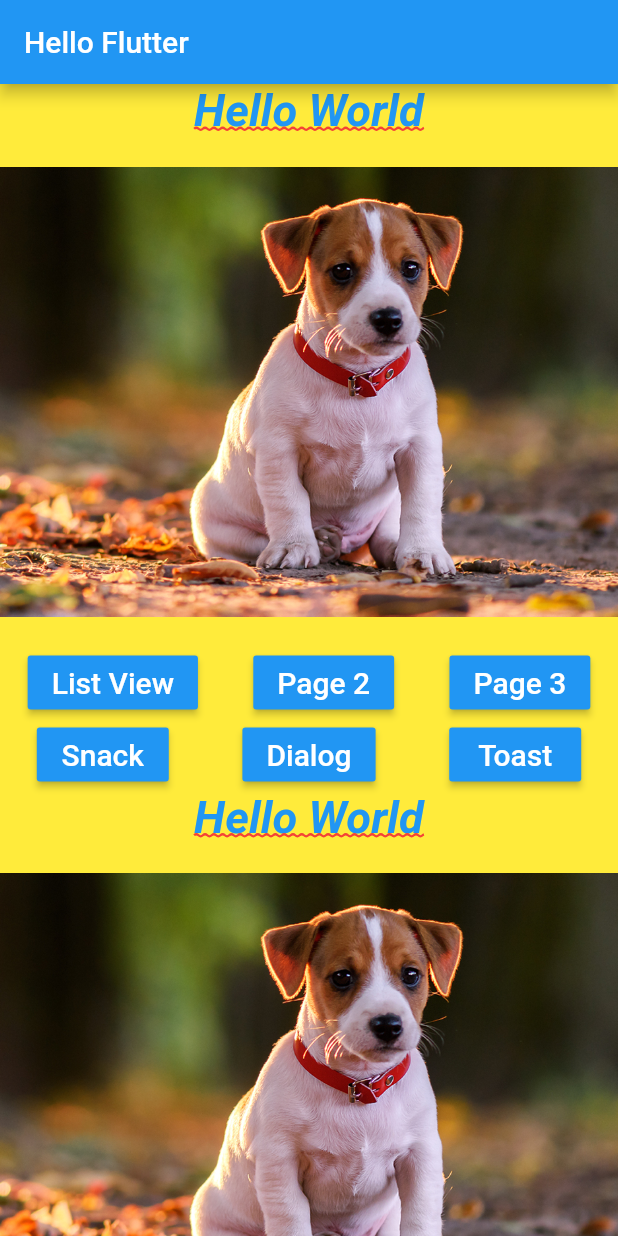
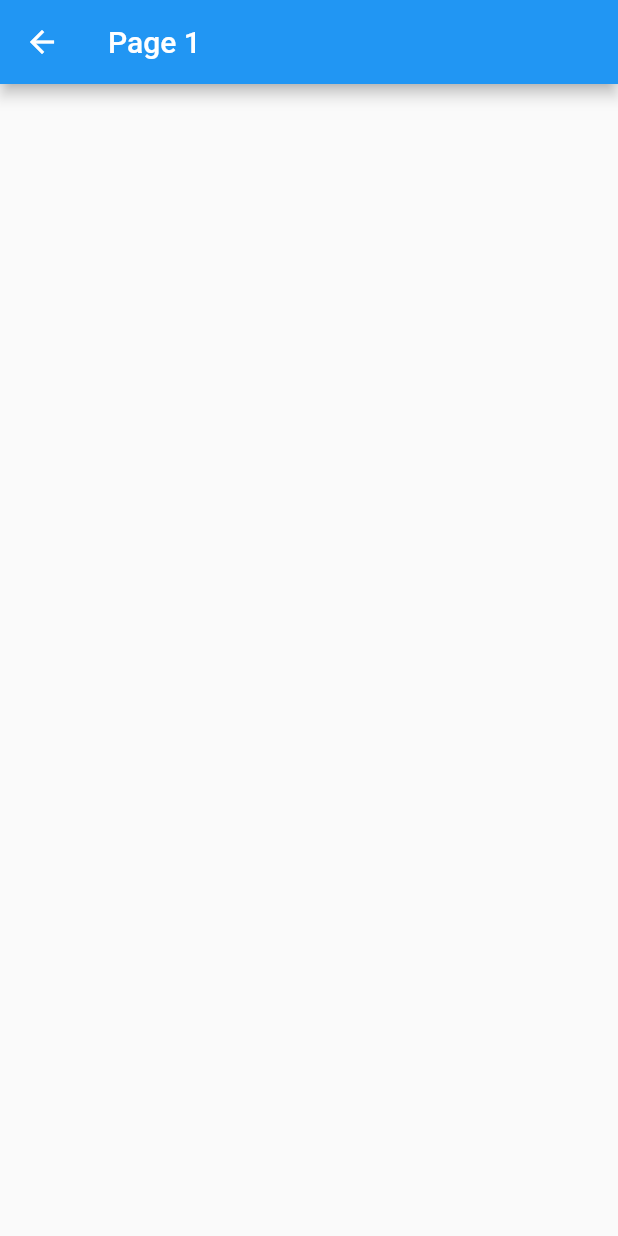
Before and after one commit to josuecamelo/flutter_intermediario, a Flutter app: the screen it shows after launch, after a tap on "List View", on a phone screen of 412 x 824 dp. Run offline on Flutter 3.47's test engine with Material 2 defaults, Android fonts, the phone set to English and light mode, and no system bars.

Commit message:
Navegação

```diff
--- a/lib/home_page.dart
+++ b/lib/home_page.dart
@@ -1,3 +1,4 @@
+import 'package:aula01/pages/hello_page1.dart';
 import 'package:flutter/material.dart';
 
 class HomePage extends StatelessWidget {
@@ -7,25 +8,20 @@ class HomePage extends StatelessWidget {
       appBar: AppBar(
         title: Text("Hello Flutter"),
       ),
-      body: _body(),
+      body: _body(context),
     );
   }
 
-  _body() {
-    return SingleChildScrollView(
-      child: Container(
-        color: Colors.yellow,
+  _body(BuildContext context) {
+    return Container(
+      color: Colors.white,
       child: Column(
         mainAxisAlignment: MainAxisAlignment.center,
         children: <Widget>[
           _text(),
           _pageView(),
-            _buttons(),
-            _text(),
-            _pageView(),
-            _buttons(),
+          _buttons(context),
         ],
-        ),
       ),
     );
   }
@@ -56,30 +52,30 @@ class HomePage extends StatelessWidget {
     );
   }
 
-  _buttons() {
+  _buttons(BuildContext context) {
     return Column(
       children: <Widget>[
         Row(
           mainAxisAlignment: MainAxisAlignment.spaceAround,
           children: <Widget>[
-            _button("List View"),
-            _button("Page 2"),
-            _button("Page 3"),
+            _button(context, "List View"),
+            _button(context, "Page 2"),
+            _button(context, "Page 3"),
           ],
         ),
         Row(
           mainAxisAlignment: MainAxisAlignment.spaceAround,
           children: <Widget>[
-            _button("Snack"),
-            _button("Dialog"),
-            _button("Toast"),
+            _button(context, "Snack"),
+            _button(context, "Dialog"),
+            _button(context, "Toast"),
           ],
         ),
       ],
     );
   }
 
-  _button(String text) {
+  _button(BuildContext context, String text) {
     return RaisedButton(
       color: Colors.blue,
       child: Text(
@@ -89,12 +85,14 @@ class HomePage extends StatelessWidget {
           fontSize: 20,
         ),
       ),
-      onPressed: () => _onClickOk(),
+      onPressed: () => _onClickOk(context),
     );
   }
 
-  void _onClickOk() {
-    print("OK");
+  void _onClickOk(context) {
+    Navigator.push(context, MaterialPageRoute(builder: (BuildContext context){
+      return HelloPage1();
+    }));
   }
 
   _img(String img) {
--- /dev/null
+++ b/lib/pages/hello_page1.dart
@@ -0,0 +1,12 @@
+import 'package:flutter/material.dart';
+
+class HelloPage1 extends StatelessWidget {
+  @override
+  Widget build(BuildContext context) {
+    return Scaffold(
+      appBar: AppBar(
+        title: Text("Page 1"),
+      ),
+    );
+  }
+}
```
Lines whose indentation alone changed are shown as unchanged.
